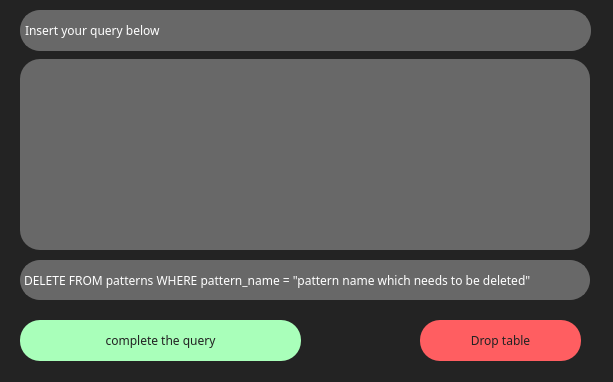
Old version of the form Qt_handlers/ui_files/table_edit.ui in the repository AntonGrigorievich/pattern_manager_pyqt.
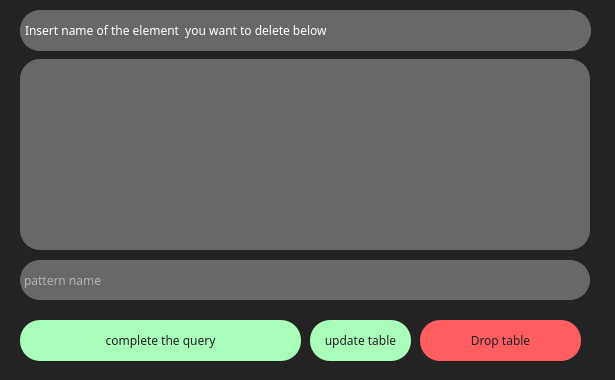
New version of the form.

Commit message: table_edit_fix2

The edit to the form file:
```diff
--- a/Qt_handlers/ui_files/table_edit.ui
+++ b/Qt_handlers/ui_files/table_edit.ui
@@ -6,20 +6,20 @@
    <rect>
     <x>0</x>
     <y>0</y>
-    <width>613</width>
-    <height>382</height>
+    <width>615</width>
+    <height>380</height>
    </rect>
   </property>
   <property name="minimumSize">
    <size>
-    <width>220</width>
-    <height>180</height>
+    <width>615</width>
+    <height>380</height>
    </size>
   </property>
   <property name="maximumSize">
    <size>
-    <width>16777215</width>
-    <height>16777215</height>
+    <width>615</width>
+    <height>380</height>
    </size>
   </property>
   <property name="windowTitle">
@@ -134,10 +134,10 @@
 }</string>
    </property>
    <property name="text">
-    <string>DELETE FROM patterns WHERE pattern_name = &quot;pattern name which needs to be deleted&quot;</string>
+    <string/>
    </property>
    <property name="placeholderText">
-    <string>Query</string>
+    <string>pattern name</string>
    </property>
   </widget>
   <widget class="QTableView" name="pattern_table">
@@ -200,7 +200,44 @@
 </string>
    </property>
    <property name="text">
-    <string>Insert your query below</string>
+    <string>Insert name of the element  you want to delete below</string>
+   </property>
+  </widget>
+  <widget class="QPushButton" name="update_button">
+   <property name="geometry">
+    <rect>
+     <x>310</x>
+     <y>320</y>
+     <width>101</width>
+     <height>41</height>
+    </rect>
+   </property>
+   <property name="styleSheet">
+    <string notr="true">QPushButton {
+    color: rgb(34, 34, 34);
+    text-decoration: none;
+    /* margin-top: 10px; */
+    padding: 1px;
+    text-transform: uppercase;
+    transition: 0.5s;
+    display: inline-block;
+    position: relative;
+    letter-spacing: 0.3em;
+	background-color:rgb(169, 255, 186);
+	font-family: Plain,Helvetica Neue,Arial,Noto Sans,sans-serif;
+	border-radius: 20px;
+}
+
+QPushButton:hover {
+	border: rgb(255, 170, 0);
+    /* transform: translateY(3px);*/
+    /*transform: skewY(-1deg); */
+    cursor: pointer;
+    background-color: rgb(115, 255, 148);
+}</string>
+   </property>
+   <property name="text">
+    <string>update table</string>
    </property>
   </widget>
  </widget>
```
The commit also changes 26 other files.
